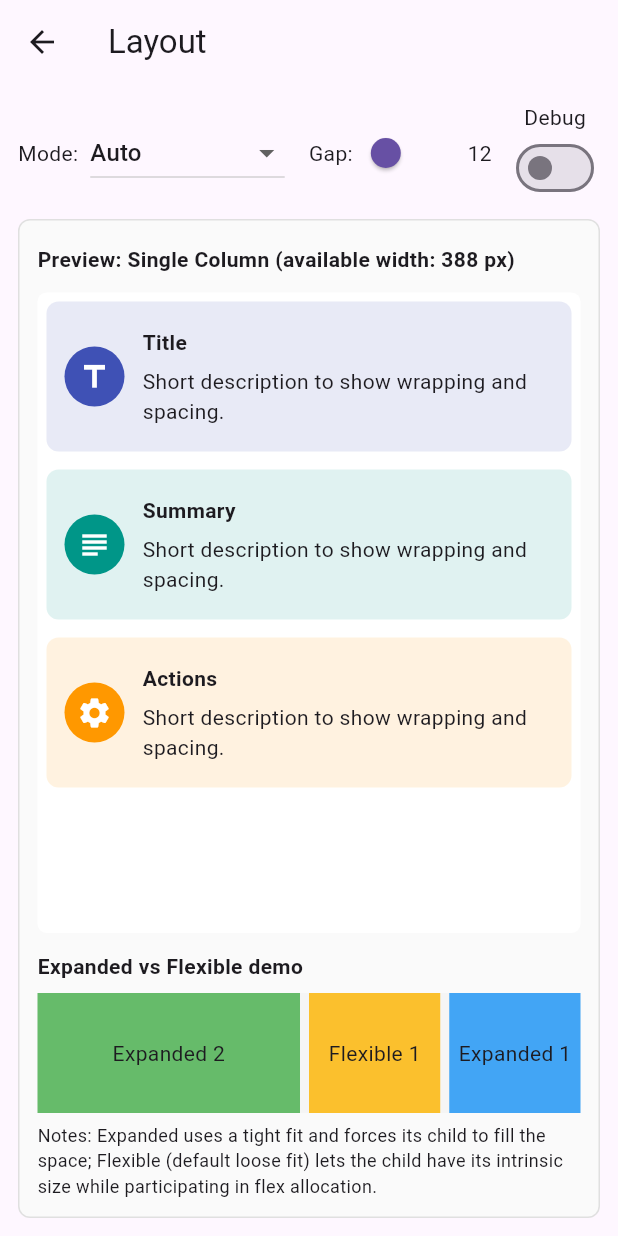
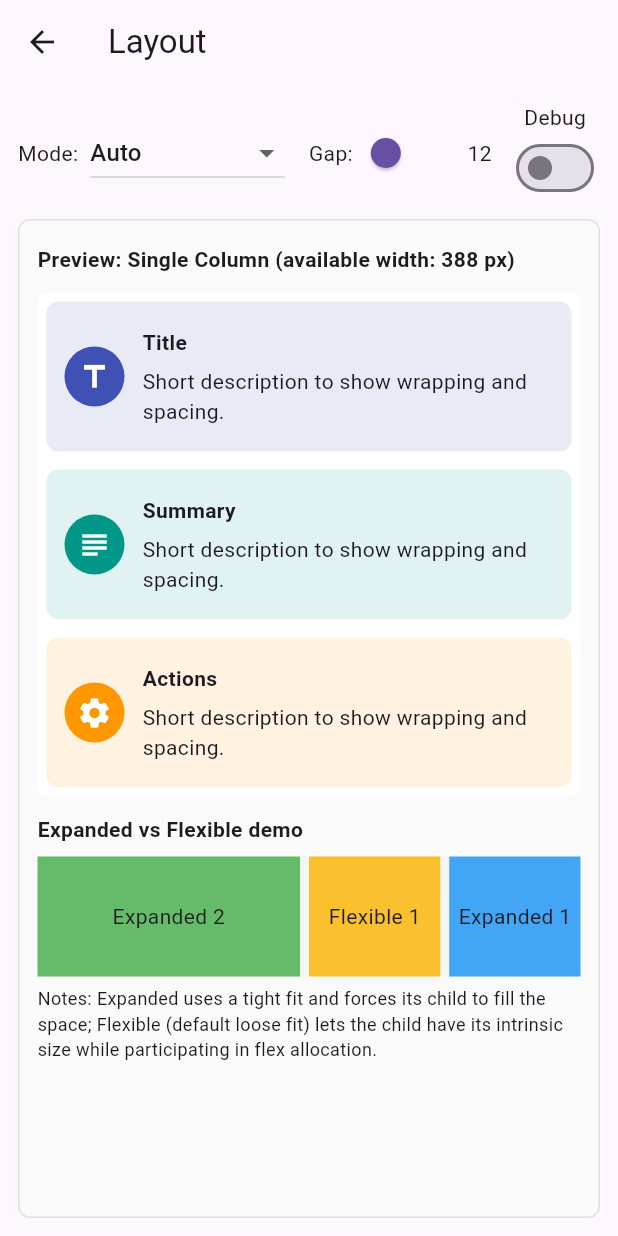
Before and after one commit to TigoG/Workshop_App_Development, a Flutter app: the LayoutRefactorPage screen opened by its route, on a phone screen of 412 x 824 dp. Run offline on Flutter 3.47's test engine with Material 3 defaults, Android fonts, the phone set to English and light mode, and no system bars.

```diff
--- a/Workshop/solution/lib/layout/layout_page.dart
+++ b/Workshop/solution/lib/layout/layout_page.dart
@@ -116,7 +116,9 @@ class _LayoutRefactorPageState extends State<LayoutRefactorPage> {
   }
 
   Widget _buildPreview(LayoutMode mode, double width) {
-    return Column(
+    // Make the preview area scrollable so the content won't overflow.
+    return SingleChildScrollView(
+      child: Column(
         crossAxisAlignment: CrossAxisAlignment.stretch,
         children: [
           Padding(
@@ -127,8 +129,7 @@ class _LayoutRefactorPageState extends State<LayoutRefactorPage> {
             ),
           ),
           const SizedBox(height: 8),
-        Expanded(
-          child: Container(
+          Container(
             padding: EdgeInsets.all(_controller.gap / 2),
             decoration: BoxDecoration(
               color: Colors.white,
@@ -137,10 +138,10 @@ class _LayoutRefactorPageState extends State<LayoutRefactorPage> {
             ),
             child: _buildLayoutContent(mode, width),
           ),
-        ),
           const SizedBox(height: 12),
           _buildFlexDemo(),
         ],
+      ),
     );
   }
 
@@ -224,8 +225,13 @@ class _LayoutRefactorPageState extends State<LayoutRefactorPage> {
       crossAxisCount: crossAxisCount,
       crossAxisSpacing: _controller.gap,
       mainAxisSpacing: _controller.gap,
+      // When the preview area is made scrollable, the GridView should not
+      // perform its own scrolling. Use shrinkWrap so the grid sizes to its
+      // content and disable its internal scrolling; the preview scroll view
+      // will handle overflow.
       shrinkWrap: true,
       physics: const NeverScrollableScrollPhysics(),
+      padding: EdgeInsets.zero,
       children: List.generate(6, (i) {
         final titles = ['One', 'Two', 'Three', 'Four', 'Five', 'Six'];
         final colors = [Colors.indigo, Colors.teal, Colors.orange, Colors.purple, Colors.cyan, Colors.lime];
```
Also changed, not shown: 1 other file. Lines whose indentation alone changed are shown as unchanged.
